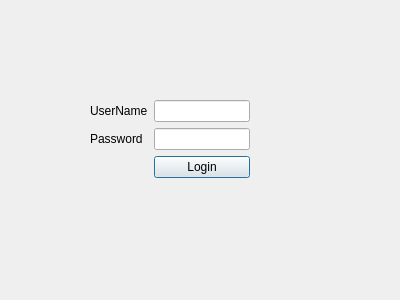
The window that loginwindow.ui (PsyhoZOOM/qGemstone-client) describes before a commit, drawn with Qt 5.
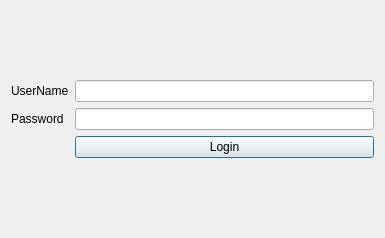
The same window after the commit.

```diff
--- a/loginwindow.ui
+++ b/loginwindow.ui
@@ -6,23 +6,31 @@
    <rect>
     <x>0</x>
     <y>0</y>
-    <width>400</width>
-    <height>300</height>
+    <width>385</width>
+    <height>238</height>
    </rect>
   </property>
+  <property name="minimumSize">
+   <size>
+    <width>385</width>
+    <height>238</height>
+   </size>
+  </property>
+  <property name="maximumSize">
+   <size>
+    <width>385</width>
+    <height>238</height>
+   </size>
+  </property>
   <property name="windowTitle">
    <string>Dialog</string>
   </property>
-  <widget class="QWidget" name="formLayoutWidget">
-   <property name="geometry">
-    <rect>
-     <x>90</x>
-     <y>100</y>
-     <width>160</width>
-     <height>80</height>
-    </rect>
-   </property>
-   <layout class="QFormLayout" name="formLayout">
+  <property name="sizeGripEnabled">
+   <bool>false</bool>
+  </property>
+  <layout class="QGridLayout" name="gridLayout_2">
+   <item row="0" column="0">
+    <layout class="QGridLayout" name="gridLayout">
     <item row="0" column="0">
      <widget class="QLabel" name="userNameLabel">
       <property name="text">
@@ -51,7 +59,8 @@
      </widget>
     </item>
    </layout>
-  </widget>
+   </item>
+  </layout>
  </widget>
  <resources/>
  <connections/>
```
Lines whose indentation alone changed are shown as unchanged.
